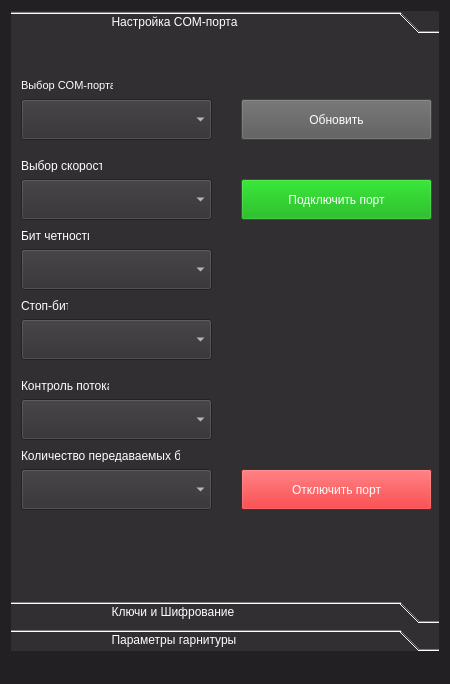
First picture: the form in ApplicBeta/mainwindow.ui, repository SlavaZhuck/HandsFree_Qt, before the edit.
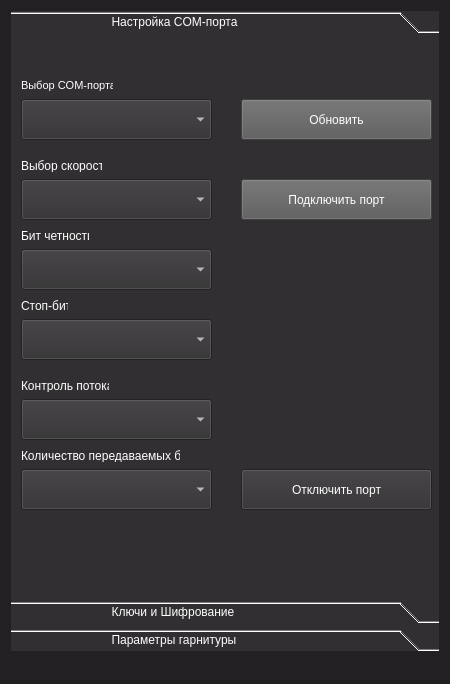
Second picture: the form after the edit.

Commit message: change enable of buttons

```diff
--- a/ApplicBeta/mainwindow.ui
+++ b/ApplicBeta/mainwindow.ui
@@ -258,7 +258,7 @@
          </rect>
         </property>
         <property name="styleSheet">
-         <string notr="true">background-color:rgb(0, 170, 0)</string>
+         <string notr="true">background-color:rgb(89, 89, 89)</string>
         </property>
         <property name="text">
          <string>Подключить порт</string>
@@ -274,7 +274,7 @@
          </rect>
         </property>
         <property name="styleSheet">
-         <string notr="true">background-color:rgb(241, 0, 2)</string>
+         <string notr="true">background-color:rgb(49, 47, 49)</string>
         </property>
         <property name="text">
          <string>Отключить порт</string>
```
The commit also changes 5 other files.
